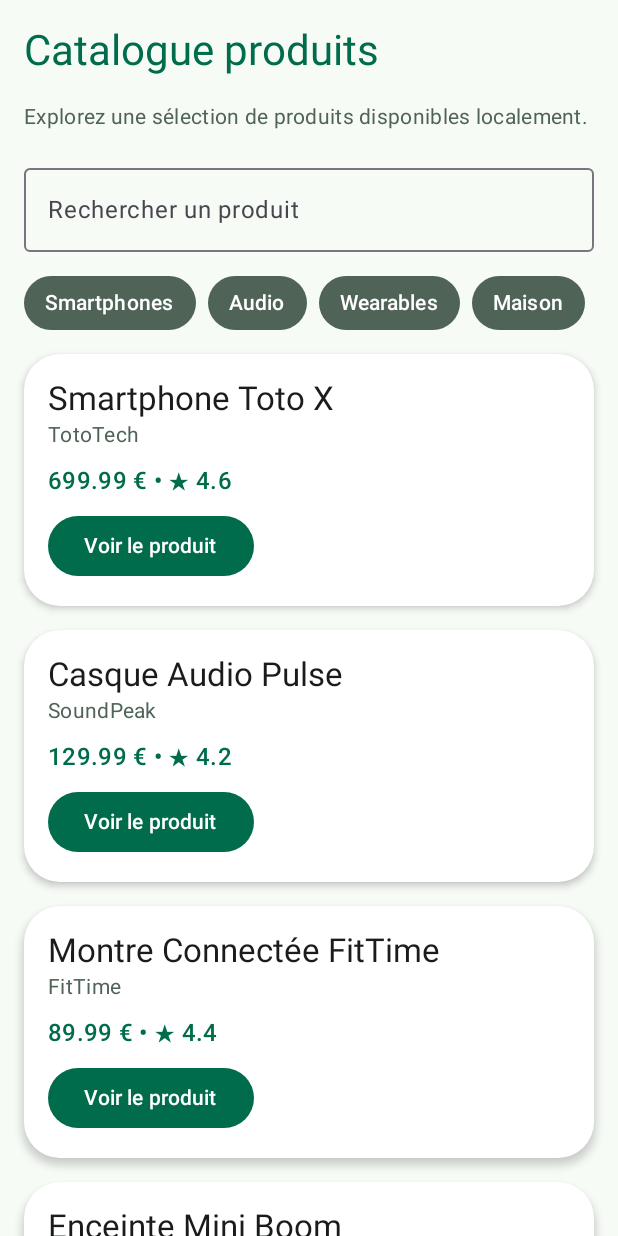
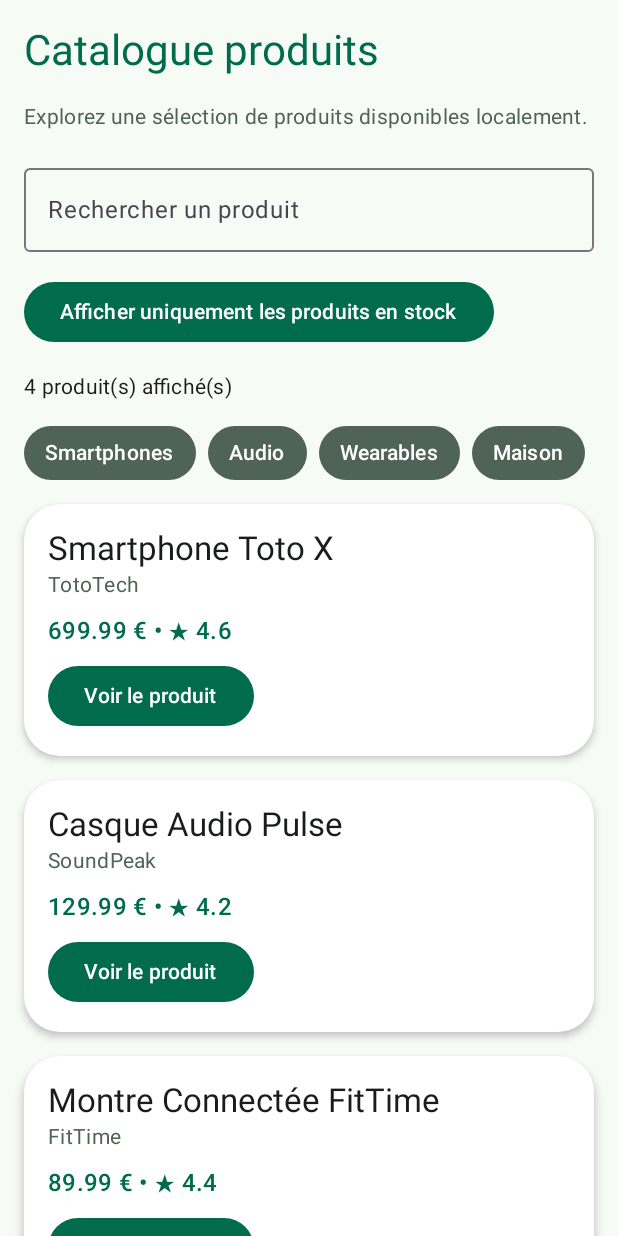
Before and after one commit to Ju-HQP/ProductExplorerTP2, an Android app built with Jetpack Compose: the screen it shows after launch (MainActivity), on a phone screen of 412 x 824 dp. Run offline under Robolectric (Android 15) with nearby library versions, the phone set to English and light mode, and no system bars.

Commit message:
feat(recherche): ajout filtre de recherche sur le stock dispo, et texte du nombre de produits affichés en résultat de recherche

```diff
--- a/app/src/main/java/com/example/productexplorer/MainActivity.kt
+++ b/app/src/main/java/com/example/productexplorer/MainActivity.kt
@@ -88,12 +88,21 @@ class MainActivity : ComponentActivity() {
         var searchQuery by rememberSaveable() {
             mutableStateOf("")
         }
+        var showOnlyInStock by rememberSaveable {
+            // valeur en paramètre = valeur par défaut
+            mutableStateOf(false)
+        }
         // méthode de filtrage de recherche (contenu dans le titre, la marque ou la catégorie)
-        val filteredProducts = remember(products, searchQuery) {
+        val filteredProducts = remember(products, searchQuery, showOnlyInStock) {
             products.filter { product ->
-                product.title.contains(searchQuery, ignoreCase = true) ||
-                        product.brand.contains(searchQuery, ignoreCase = true) ||
-                        product.category.contains(searchQuery, ignoreCase = true)
+                val matchesSearch =
+                    product.title.contains(searchQuery, ignoreCase = true) ||
+                            product.brand.contains(searchQuery, ignoreCase = true) ||
+                            product.category.contains(searchQuery, ignoreCase = true)
+                val matchesStock =
+                    !showOnlyInStock || product.stock > 0
+                        // verif recherche par nom et dispo
+                matchesSearch && matchesStock
             }
         }
         LazyColumn(
@@ -130,6 +139,28 @@ class MainActivity : ComponentActivity() {
                         Text(text = "Rechercher un produit")
                     },
                     modifier = Modifier.fillMaxWidth()
+                )
+            }
+            item {
+                Button(
+                    onClick = {
+                        showOnlyInStock = !showOnlyInStock
+                    }
+                ) {
+                    Text(
+                        text = if (showOnlyInStock) {
+                            "Afficher tous les produits"
+                        } else {
+                            "Afficher uniquement les produits en stock"
+                        }
+                    )
+                }
+            }
+            // Affiche le nombre de produits return par la recherche
+            item {
+                Text(
+                    text = "${filteredProducts.size} produit(s) affiché(s)",
+                    style = MaterialTheme.typography.bodyMedium
                 )
             }
             item {
```
